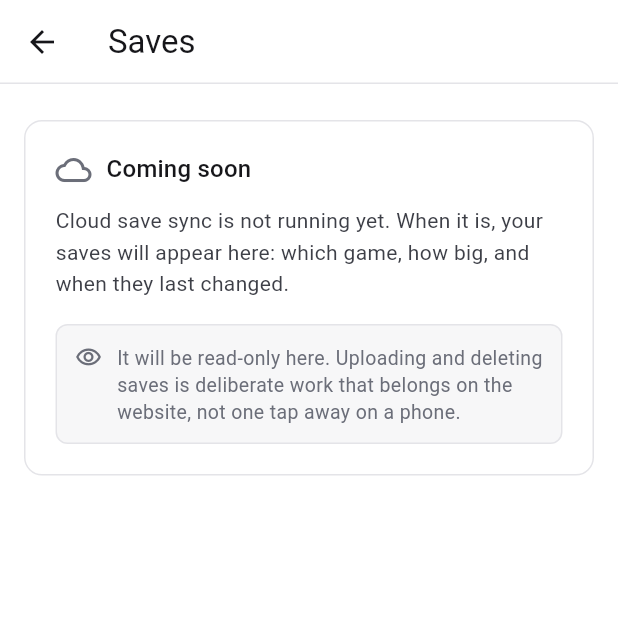
After one commit to openpak/app, a Flutter app: the SavesPage screen opened directly, on a phone screen of 412 x 824 dp, the top half of it. The commit adds this screen. Run offline on Flutter 3.47's test engine with Material 3 defaults, Android fonts, the phone set to English and light mode, and no system bars; our stand-ins replace flutter_secure_storage, flutter_svg; accounts and stored records are empty.

Commit message:
Account details you can edit, and a Saves tab that admits what it is
The account card opens a details page: avatar, display name, country, date of
birth, friend code. Each field saves on its own rather than behind one button,
because a single rejected value should not discard three good edits — and the
API takes them separately for that reason. The server's complaint is shown as
it came, since a bad date is the person's to fix and only they can.

Avatars are the built-ins the website already offers, fetched rather than
hardcoded so the two sets cannot drift. Uploading a photo stays on the website
where the multipart handling, size limit and rate limit already live; the app
says so rather than pretending the option is missing. An account with no avatar
shows the same initial it always did — avatar_url is null rather than a URL
that 404s, so that choice needs no failed request first.

Saves says "coming soon" and what it will show, because cloud sync is specified
and not built. An empty list would look broken, and inventing a screen with no
data behind it is worse than admitting the gap.

This needed server work first: the mobile API exposed no way to change a
profile and no avatars at all, and the core could set a display name at sign-up
but never change it.

```diff
--- a/lib/api.dart
+++ b/lib/api.dart
@@ -26,6 +26,9 @@ class Account {
     required this.id,
     required this.displayName,
     this.friendCode,
+    this.country = '',
+    this.birthday = '',
+    this.avatarUrl,
     this.linkedPlatforms = const [],
   });
   final String id;
@@ -33,17 +36,33 @@ class Account {
 
   /// Present only once a console is linked.
   final String? friendCode;
+  final String country;
+  final String birthday;
+
+  /// Null when the account has never chosen one — the caller shows its own
+  /// fallback rather than a broken image.
+  final String? avatarUrl;
   final List<String> linkedPlatforms;
 
   factory Account.fromJson(Map<String, dynamic> j) => Account(
     id: j['account_id'] as String? ?? '',
     displayName: j['display_name'] as String? ?? '',
     friendCode: j['friend_code'] as String?,
+    country: j['country'] as String? ?? '',
+    birthday: j['birthday'] as String? ?? '',
+    avatarUrl: j['avatar_url'] as String?,
     linkedPlatforms: ((j['linked_platforms'] as List?) ?? const [])
         .map((e) => (e as Map<String, dynamic>)['namespace'] as String? ?? '')
         .where((e) => e.isNotEmpty)
         .toList(growable: false),
   );
+}
+
+/// One of the built-in avatars.
+class AvatarChoice {
+  AvatarChoice({required this.id, required this.url});
+  final String id;
+  final String url;
 }
 
 /// A signed-in device, as the core sees it. Revoking one signs that device out.
@@ -216,6 +235,39 @@ class OpenPakApi {
     return body['declined'] as bool? ?? false;
   }
 
+  /// POST /me/profile — every field optional; an empty one is left alone.
+  Future<void> updateProfile({
+    String? displayName,
+    String? country,
+    String? birthday,
+  }) => _post('/me/profile', {
+    if (displayName != null) 'display_name': displayName,
+    if (country != null) 'country': country,
+    if (birthday != null) 'birthday': birthday,
+  });
+
+  /// GET /avatars — the built-ins the website offers.
+  Future<List<AvatarChoice>> avatarChoices() async {
+    final body = await _decode(
+      await _http.get(_uri('/avatars'), headers: _headers()),
+    );
+    return ((body['avatars'] as List?) ?? const [])
+        .map(
+          (e) => AvatarChoice(
+            id: (e as Map<String, dynamic>)['id'] as String? ?? '',
+            url: e['url'] as String? ?? '',
+          ),
+        )
+        .toList(growable: false);
+  }
+
+  /// POST /me/avatar
+  Future<void> chooseAvatar(String preset) =>
+      _post('/me/avatar', {'preset': preset});
+
+  /// Absolute URL for a path the API returned relative to the site.
+  String absolute(String path) => '$baseUrl$path';
+
   /// GET /me/friends/requests
   Future<FriendRequests> friendRequests() async {
     final body = await _decode(
--- /dev/null
+++ b/lib/saves_page.dart
@@ -0,0 +1,75 @@
+import 'package:flutter/material.dart';
+
+import 'theme.dart';
+import 'widgets.dart';
+
+/// Cloud saves are specified but not built (`prds/cloud-saves-prd.md`), so this
+/// says so plainly instead of showing an empty list that looks broken. When the
+/// service exists this screen gets a real body and nothing else moves.
+class SavesPage extends StatelessWidget {
+  const SavesPage({super.key});
+
+  @override
+  Widget build(BuildContext context) {
+    final t = tokensOf(context);
+    return Scaffold(
+      appBar: AppBar(title: const Text('Saves')),
+      body: ListView(
+        padding: const EdgeInsets.fromLTRB(16, 24, 16, 24),
+        children: [
+          Panel(
+            child: Padding(
+              padding: const EdgeInsets.all(20),
+              child: Column(
+                crossAxisAlignment: CrossAxisAlignment.start,
+                children: [
+                  Row(
+                    children: [
+                      Icon(Icons.cloud_outlined, color: t.muted),
+                      const SizedBox(width: 10),
+                      Text(
+                        'Coming soon',
+                        style: Theme.of(context).textTheme.titleMedium,
+                      ),
+                    ],
+                  ),
+                  const SizedBox(height: 12),
+                  Text(
+                    'Cloud save sync is not running yet. When it is, your '
+                    'saves will appear here: which game, how big, and when '
+                    'they last changed.',
+                    style: TextStyle(color: t.ink2, height: 1.5),
+                  ),
+                  const SizedBox(height: 16),
+                  Container(
+                    padding: const EdgeInsets.all(12),
+                    decoration: BoxDecoration(
+                      color: t.paper2,
+                      borderRadius: BorderRadius.circular(8),
+                      border: Border.all(color: t.line),
+                    ),
+                    child: Row(
+                      crossAxisAlignment: CrossAxisAlignment.start,
+                      children: [
+                        Icon(Icons.visibility_outlined, size: 18, color: t.muted),
+                        const SizedBox(width: 10),
+                        Expanded(
+                          child: Text(
+                            'It will be read-only here. Uploading and deleting '
+                            'saves is deliberate work that belongs on the '
+                            'website, not one tap away on a phone.',
+                            style: TextStyle(color: t.muted, fontSize: 13, height: 1.4),
+                          ),
+                        ),
+                      ],
+                    ),
+                  ),
+                ],
+              ),
+            ),
+          ),
+        ],
+      ),
+    );
+  }
+}
--- a/lib/shell.dart
+++ b/lib/shell.dart
@@ -4,6 +4,7 @@ import 'account_page.dart';
 import 'api.dart';
 import 'friends_page.dart';
 import 'invitations_page.dart';
+import 'saves_page.dart';
 
 /// The signed-in app: three destinations, each owning its own loading and
 /// refresh. Pages are kept alive so switching tabs does not refetch.
@@ -21,6 +22,7 @@ class _ShellState extends State<Shell> {
   late final List<Widget> _pages = [
     FriendsPage(api: widget.api),
     InvitationsPage(api: widget.api),
+    const SavesPage(),
     AccountPage(api: widget.api, onSignedOut: widget.onSignedOut),
   ];
 
@@ -43,6 +45,11 @@ class _ShellState extends State<Shell> {
             label: 'Invitations',
           ),
           NavigationDestination(
+            icon: Icon(Icons.save_outlined),
+            selectedIcon: Icon(Icons.save),
+            label: 'Saves',
+          ),
+          NavigationDestination(
             icon: Icon(Icons.person_outline),
             selectedIcon: Icon(Icons.person),
             label: 'Account',
--- a/pubspec.yaml
+++ b/pubspec.yaml
@@ -1,7 +1,7 @@
 name: openpak
 description: OpenPak companion app — your account, friends and invitations.
 publish_to: none
-version: 0.2.1
+version: 0.3.0
 
 environment:
   sdk: ^3.9.0
```
Also changed, not shown: lib/account_details_page.dart (added, +286 -0 lines), lib/account_page.dart (+18 -3 lines), lib/widgets.dart (+47 -0 lines), 1 other file.
